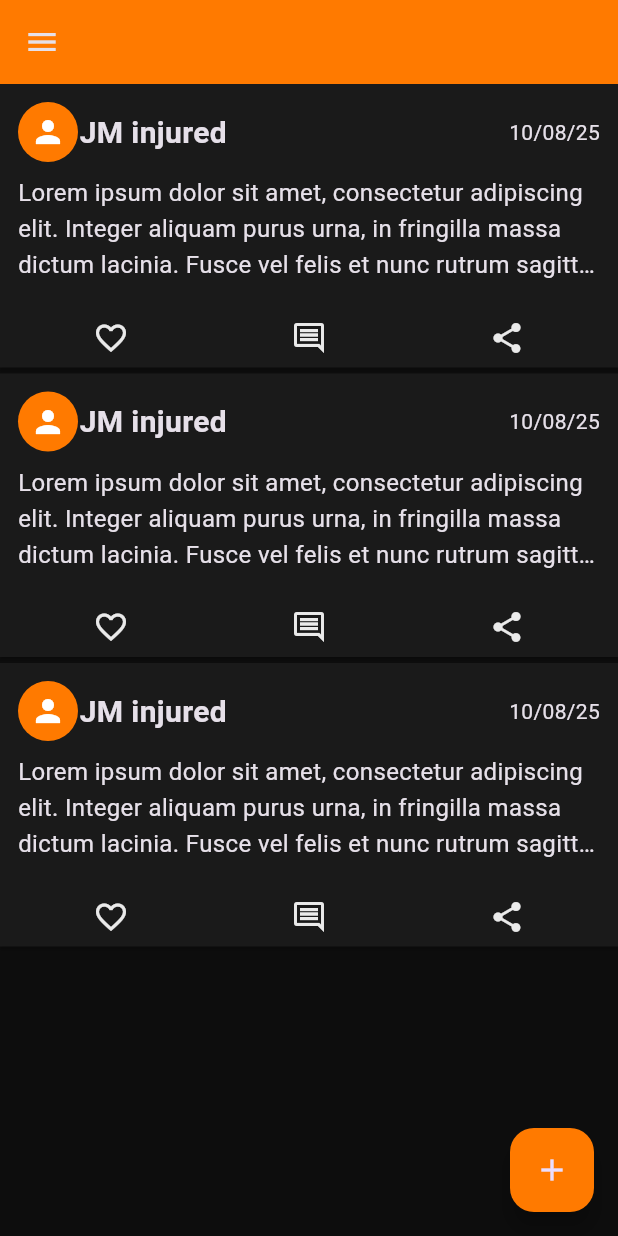
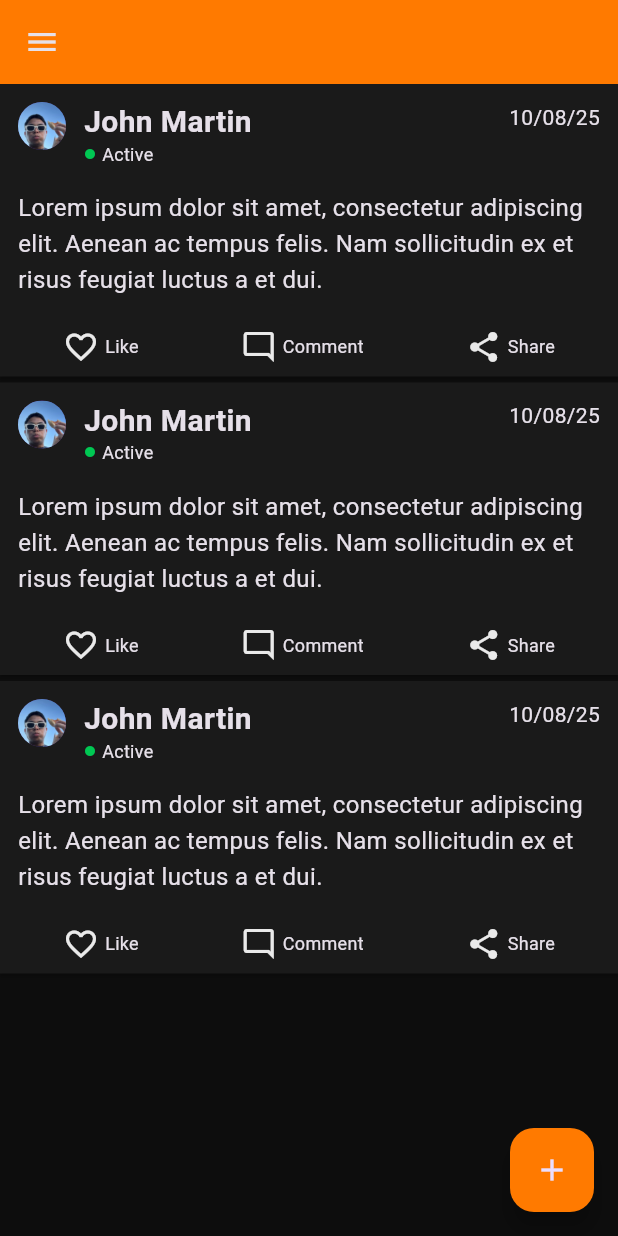
Before and after one commit to jmrsgn/Pump, a Flutter app: the MainFeedScreen screen opened by its route, on a phone screen of 412 x 824 dp. Run offline on Flutter 3.47's test engine with Material 3 defaults, Android fonts, the phone set to English and light mode, and no system bars.

Commit message:
🧹 cleanup: fix UI of post widget, add texts for clickable buttons

```diff
--- a/lib/core/constants/app_strings.dart
+++ b/lib/core/constants/app_strings.dart
@@ -19,6 +19,11 @@ class AppStrings {
   // Login Page
   static const dontHaveAnAccount = "Don't have an account?";
   static const registerHere = "Register here";
+
+  // Main Feed Page
+  static const like = "Like";
+  static const comment = "Comment";
+  static const share = "Share";
 
   // About Page
   static const aboutPage = "About page";
--- a/lib/features/auth/presentation/login/login.dart
+++ b/lib/features/auth/presentation/login/login.dart
@@ -15,10 +15,10 @@ class LoginScreen extends StatefulWidget {
   const LoginScreen({super.key});
 
   @override
-  State<StatefulWidget> createState() => _LoginScreen();
+  State<StatefulWidget> createState() => _LoginScreenState();
 }
 
-class _LoginScreen extends State<LoginScreen> {
+class _LoginScreenState extends State<LoginScreen> {
   bool _isLoading = false;
   final _usernameController = TextEditingController();
   final _passwordController = TextEditingController();
@@ -56,7 +56,7 @@ class _LoginScreen extends State<LoginScreen> {
             // Main content
             Center(
               child: Padding(
-                padding: const EdgeInsets.all(AppDimens.dimen14),
+                padding: const EdgeInsets.all(AppDimens.spaceL),
                 child: Column(
                   mainAxisSize: MainAxisSize
                       .min, // Takes only as much as available height needed
--- a/lib/features/posts/presentation/main_feed/main_feed.dart
+++ b/lib/features/posts/presentation/main_feed/main_feed.dart
@@ -9,29 +9,14 @@ import '../../../../core/theme/app_colors.dart';
 class MainFeedScreen extends StatefulWidget {
   const MainFeedScreen({super.key});
 
-  State<StatefulWidget> createState() => _MainFeedScreen();
+  State<StatefulWidget> createState() => _MainFeedScreenState();
 }
 
-class _MainFeedScreen extends State<MainFeedScreen> {
+class _MainFeedScreenState extends State<MainFeedScreen> {
   bool _isLoading = false;
 
   void signOut() async {
-    // setState(() {
-    //   _isLoading = true;
-    // });
-    //
-    // await Future.delayed(const Duration(seconds: 2));
-    //
-    // setState(() {
-    //   _isLoading = false;
-    // });
-    //
-    // // Wait a short frame so UI updates before navigating
-    // await Future.delayed(Duration(milliseconds: 100));
-
     Navigator.pushReplacementNamed(context, AppRoutes.login);
-    // if (mounted) {
-    // }
   }
 
   @override
@@ -53,17 +38,15 @@ class _MainFeedScreen extends State<MainFeedScreen> {
         itemCount: 3,
         itemBuilder: (context, index) {
           return PostWidget(
-            description: AppStrings.placeholderParagraph,
-            author: 'JM injured',
-            authorImageUrl: '',
+            description: AppStrings.placeholderParagraph2,
+            author: 'John Martin',
+            authorImageUrl: 'assets/images/jm.jpg',
             datePosted: '10/08/25',
           );
         },
       ),
       floatingActionButton: FloatingActionButton(
-        onPressed: () {
-          // TODO:
-        },
+        onPressed: () {},
         backgroundColor: AppColors.primary,
         child: const Icon(Icons.add),
       ),
--- a/lib/features/posts/presentation/widgets/post_widget.dart
+++ b/lib/features/posts/presentation/widgets/post_widget.dart
@@ -1,6 +1,8 @@
 import 'package:flutter/material.dart';
 import 'package:pump/core/constants/app_dimens.dart';
 import 'package:pump/core/theme/app_text_styles.dart';
+import 'package:pump/core/utils/ui_utils.dart';
+import '../../../../core/constants/app_strings.dart';
 import '../../../../core/theme/app_colors.dart';
 
 class PostWidget extends StatelessWidget {
@@ -23,37 +25,65 @@ class PostWidget extends StatelessWidget {
   Widget build(BuildContext context) {
     return Card(
       color: AppColors.surface,
-      margin: EdgeInsets.only(bottom: AppDimens.dimen4),
+      margin: EdgeInsets.only(bottom: AppDimens.spaceXS),
       shape: RoundedRectangleBorder(borderRadius: BorderRadius.circular(0)),
       child: Padding(
-        padding: const EdgeInsets.all(AppDimens.dimen8),
+        padding: const EdgeInsets.all(AppDimens.spaceS),
         child: Column(
           crossAxisAlignment: CrossAxisAlignment.start,
           children: [
             // Header user info
             Container(
-              padding: const EdgeInsets.all(AppDimens.dimen4),
+              padding: const EdgeInsets.all(AppDimens.spaceXS),
               child: Row(
+                crossAxisAlignment: CrossAxisAlignment.start,
                 children: [
                   const CircleAvatar(
-                    radius: AppDimens.dimen20,
-                    backgroundColor: AppColors.primary,
-                    child: Icon(
-                      Icons.person,
-                      color: Colors.white,
-                    ), // TODO fix color
+                    radius: AppDimens.radiusL,
+                    backgroundImage: AssetImage("assets/images/jm.jpg"),
                   ),
-                  SizedBox(width: AppDimens.dimen10),
-                  Expanded(child: Text(author, style: AppTextStyles.heading3)),
+
+                  UiUtils.addHorizontalSpaceM(),
+
+                  // Use Expanded to let name/status take flexible width
+                  Expanded(
+                    child: Column(
+                      crossAxisAlignment: CrossAxisAlignment.start,
+                      children: [
+                        Text(
+                          author,
+                          style: AppTextStyles.heading3,
+                          overflow: TextOverflow.ellipsis,
+                        ),
+                        Row(
+                          children: [
+                            Icon(
+                              Icons.circle,
+                              color: AppColors.success,
+                              size: 8,
+                            ),
+                            UiUtils.addHorizontalSpaceXS(),
+                            Text(
+                              AppStrings.active,
+                              style: AppTextStyles.caption,
+                            ),
+                          ],
+                        ),
+                      ],
+                    ),
+                  ),
+
+                  // Date pinned to the right
                   Text(datePosted, style: AppTextStyles.bodySmall),
                 ],
               ),
             ),
-            const SizedBox(height: AppDimens.dimen10),
+
+            UiUtils.addVerticalSpaceS(),
 
             // Post description
             Container(
-              padding: const EdgeInsets.all(AppDimens.dimen4),
+              padding: const EdgeInsets.all(AppDimens.spaceXS),
               child: Text(
                 description,
                 style: AppTextStyles.body,
@@ -61,7 +91,8 @@ class PostWidget extends StatelessWidget {
                 overflow: TextOverflow.ellipsis,
               ),
             ),
-            const SizedBox(height: 10),
+
+            UiUtils.addVerticalSpaceS(),
 
             // Post image
             postImageUrl == null
@@ -75,18 +106,37 @@ class PostWidget extends StatelessWidget {
                       fit: BoxFit.cover,
                     ),
                   ),
-            const SizedBox(height: 10),
+
+            UiUtils.addVerticalSpaceS(),
 
             // Action buttons
             Row(
               mainAxisAlignment: MainAxisAlignment.spaceAround,
-              children: const [
-                Icon(
-                  Icons.favorite_border,
-                  color: AppColors.textPrimary,
-                ), // TODO: add color for icons
-                Icon(Icons.comment_outlined, color: AppColors.textPrimary),
-                Icon(Icons.share, color: AppColors.textPrimary),
+              children: [
+                Row(
+                  children: [
+                    Icon(Icons.favorite_border, color: AppColors.textPrimary),
+                    UiUtils.addHorizontalSpaceXS(),
+                    Text(AppStrings.like, style: AppTextStyles.caption),
+                  ],
+                ),
+                Row(
+                  children: [
+                    Icon(
+                      Icons.mode_comment_outlined,
+                      color: AppColors.textPrimary,
+                    ),
+                    UiUtils.addHorizontalSpaceXS(),
+                    Text(AppStrings.comment, style: AppTextStyles.caption),
+                  ],
+                ),
+                Row(
+                  children: [
+                    Icon(Icons.share, color: AppColors.textPrimary),
+                    UiUtils.addHorizontalSpaceXS(),
+                    Text(AppStrings.share, style: AppTextStyles.caption),
+                  ],
+                ),
               ],
             ),
           ],
```
